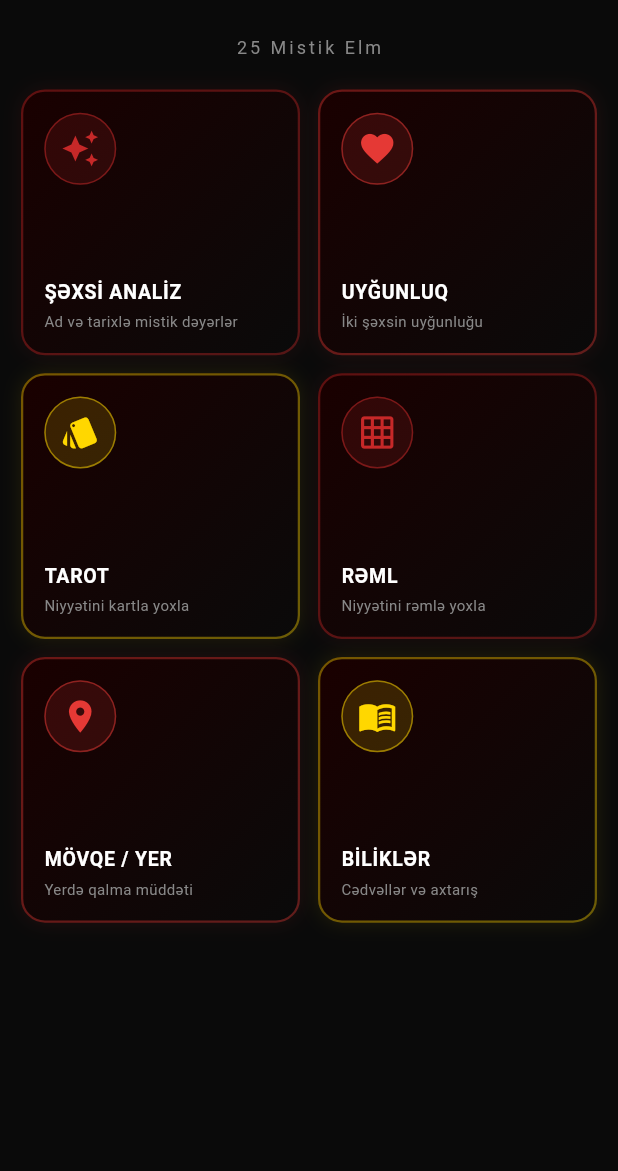
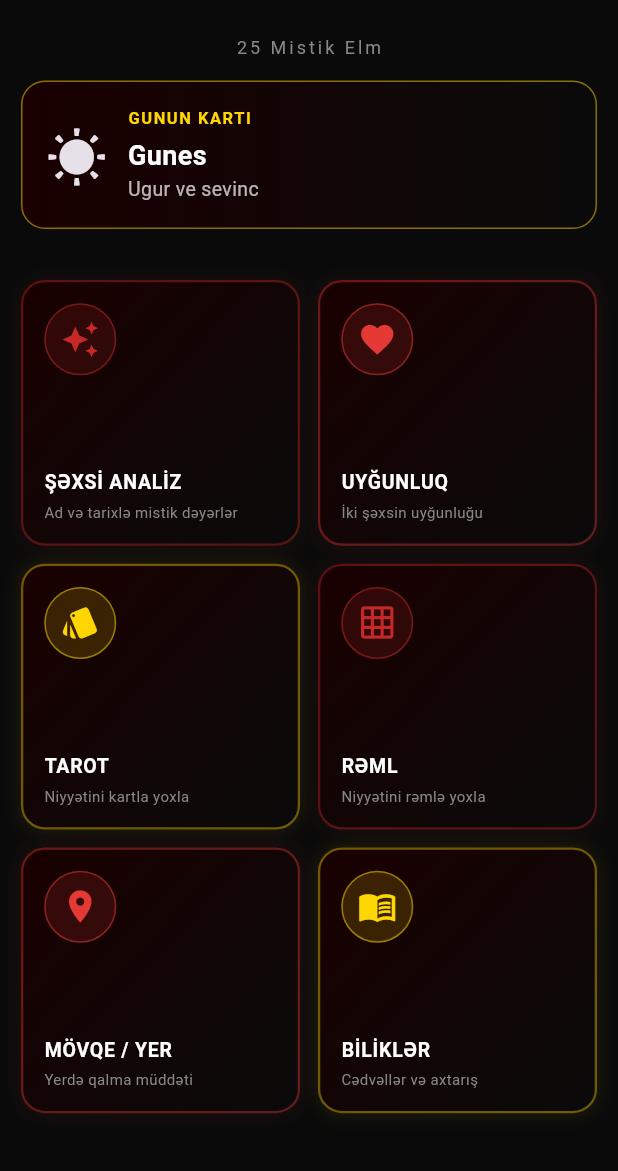
Before and after one commit to ilqargoyturk84-oss/Sungur, a Flutter app: the screen it shows after launch, after a tap on "🇦🇿", on a phone screen of 412 x 824 dp, the part 65-1236 px from its top. Run offline on Flutter 3.47's test engine with Material 3 defaults, Android fonts, the phone set to English and light mode, and no system bars; our stand-ins replace shared_preferences.

Commit message:
gunun karti

```diff
--- /dev/null
+++ b/lib/gunun_karti.dart
@@ -0,0 +1,47 @@
+import 'package:flutter/material.dart';
+import 'dart:math';
+
+class GununKarti extends StatelessWidget {
+  const GununKarti({super.key});
+
+  static const qara = Color(0xFF0A0A0A);
+  static const tundQara = Color(0xFF1A0000);
+  static const qizil = Color(0xFFFFD700);
+  static const qirmizi = Color(0xFFC62828);
+  static const ag = Colors.white;
+
+  static const List<Map<String, String>> k = [
+    {'ad': 'Gunes', 'm': 'Ugur ve sevinc', 's': '\u2600'},
+    {'ad': 'Araba', 'm': 'Qelebe ve hereket', 's': '\u{1F3C7}'},
+    {'ad': 'Guc', 'm': 'Daxili guc', 's': '\u{1F981}'},
+    {'ad': 'Ulduz', 'm': 'Umid ve ilham', 's': '\u2B50'},
+    {'ad': 'Dunya', 'm': 'Tamamlanma', 's': '\u{1F30D}'},
+    {'ad': 'Bext Carxi', 'm': 'Sans ve donus', 's': '\u{1F3A1}'},
+    {'ad': 'Imperator', 'm': 'Liderlik', 's': '\u{1F3DB}'},
+  ];
+
+  @override
+  Widget build(BuildContext context) {
+    int gun = DateTime.now().day + DateTime.now().month * 31;
+    var kart = k[gun % k.length];
+    return Container(
+      margin: const EdgeInsets.all(14),
+      padding: const EdgeInsets.all(16),
+      decoration: BoxDecoration(
+        gradient: const LinearGradient(colors: [Color(0xFF1A0000), Color(0xFF0A0A0A)]),
+        borderRadius: BorderRadius.circular(16),
+        border: Border.all(color: qizil.withOpacity(0.5)),
+      ),
+      child: Row(children: [
+        Text(kart['s']!, style: const TextStyle(fontSize: 40)),
+        const SizedBox(width: 14),
+        Expanded(child: Column(crossAxisAlignment: CrossAxisAlignment.start, children: [
+          const Text('GUNUN KARTI', style: TextStyle(color: qizil, fontSize: 11, fontWeight: FontWeight.bold, letterSpacing: 1)),
+          const SizedBox(height: 4),
+          Text(kart['ad']!, style: const TextStyle(color: ag, fontSize: 18, fontWeight: FontWeight.bold)),
+          Text(kart['m']!, style: const TextStyle(color: Colors.white70, fontSize: 13)),
+        ])),
+      ]),
+    );
+  }
+}
--- a/lib/main.dart
+++ b/lib/main.dart
@@ -1,3 +1,4 @@
+import 'gunun_karti.dart';
 import 'ai_destek.dart';
 import 'bilikler.dart';
 import 'movqe.dart';
@@ -340,6 +341,7 @@ class EsasEkran extends StatelessWidget {
         children: [
           const SizedBox(height: 10),
           Text(L.t('tag'), style: const TextStyle(color: C.boz, fontSize: 12, letterSpacing: 2)),
+          const GununKarti(),
           const SizedBox(height: 20),
           Expanded(
             child: GridView.builder(
```
